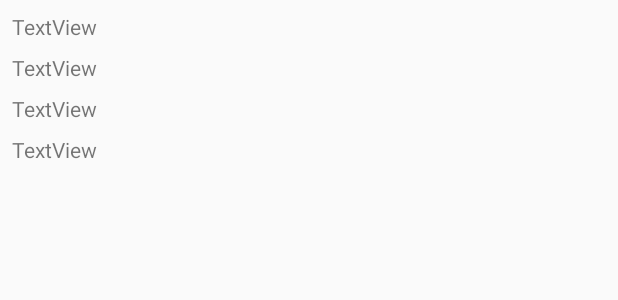
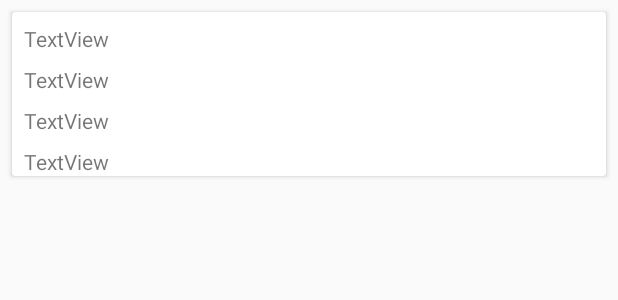
Before and after one commit to stainlessrat/NotesRoom, an Android app: the layout note_item.xml on its own in the app's theme, with its tools: preview values and no code run, on a phone screen of 412 x 824 dp. Shown: the top 300 px of the screen. Run offline under Robolectric (Android 15) with nearby library versions, the phone set to English and light mode, and no system bars.

Commit message:
using CardView: Notes

```diff
--- a/app/build.gradle
+++ b/app/build.gradle
@@ -26,4 +26,5 @@ dependencies {
     androidTestImplementation 'com.android.support.test:runner:1.0.2'
     androidTestImplementation 'com.android.support.test.espresso:espresso-core:3.0.2'
     implementation 'com.android.support:recyclerview-v7:28.0.0'
+    implementation 'com.android.support:cardview-v7:28.0.0'
 }
--- a/app/src/main/res/layout/note_item.xml
+++ b/app/src/main/res/layout/note_item.xml
@@ -1,8 +1,12 @@
 <?xml version="1.0" encoding="utf-8"?>
-<android.support.constraint.ConstraintLayout
-    xmlns:android="http://schemas.android.com/apk/res/android"
+<android.support.v7.widget.CardView xmlns:android="http://schemas.android.com/apk/res/android"
     xmlns:app="http://schemas.android.com/apk/res-auto"
     xmlns:tools="http://schemas.android.com/tools"
+    android:layout_width="match_parent"
+    android:layout_height="wrap_content"
+    android:layout_margin="8dp">
+
+    <android.support.constraint.ConstraintLayout
         android:layout_width="match_parent"
         android:layout_height="wrap_content">
 
@@ -45,4 +49,6 @@
             android:text="TextView"
             app:layout_constraintStart_toStartOf="parent"
             app:layout_constraintTop_toBottomOf="@+id/textViewDayOfWeek" />
+
     </android.support.constraint.ConstraintLayout>
+</android.support.v7.widget.CardView>
```
Lines whose indentation alone changed are shown as unchanged.
